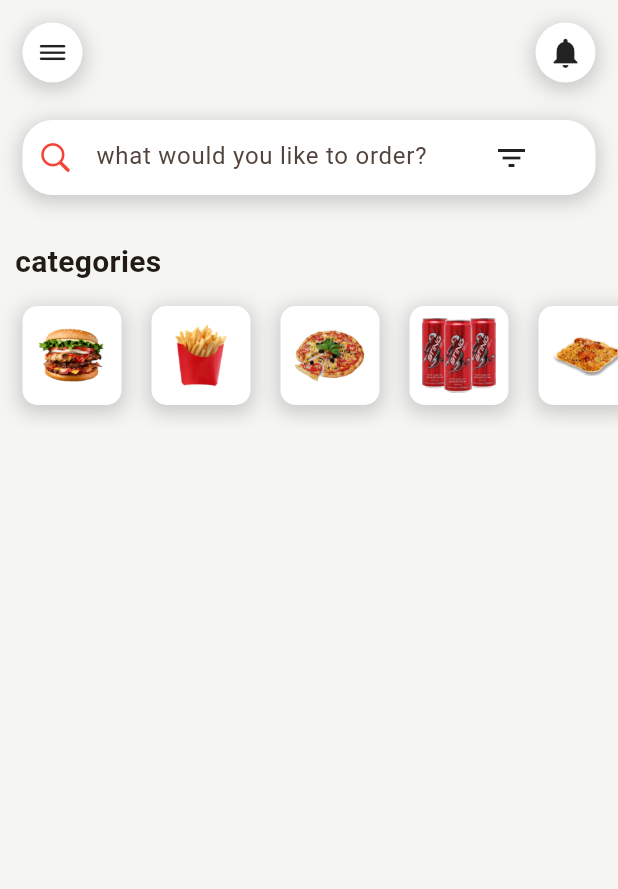
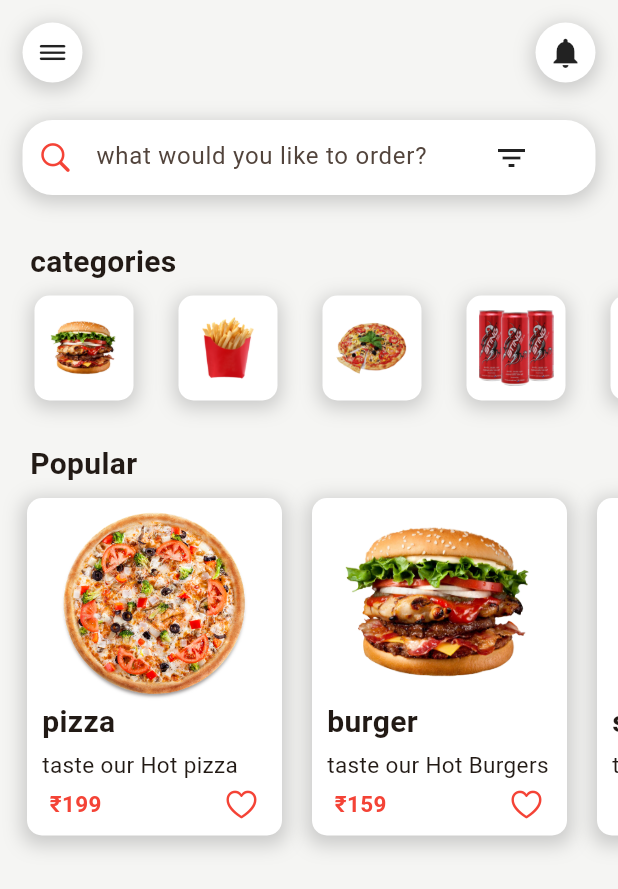
Before and after one commit to SadhakKumar/zomato-clone, a Flutter app: the HomePage screen opened directly, on a phone screen of 412 x 824 dp. Shown: the top 889 px of the screen. Run offline on Flutter 3.47's test engine with Material 2 defaults, Android fonts, the phone set to English and light mode, and no system bars; our stand-ins replace cloud_firestore, firebase_auth, firebase_core; accounts and stored records are empty.

Commit message:
added popular slide in the homepage

```diff
--- /dev/null
+++ b/jsonfiles/popular.json
@@ -0,0 +1,38 @@
+[
+    {
+        "name": "pizza",
+        "image": "assets/images/Pizza (1).png",
+        "title": "taste our Hot pizza",
+        "price": "199"
+    },
+    {
+        "name": "burger",
+        "image": "assets/images/burger.png",
+        "title": "taste our Hot Burgers",
+        "price": "159"
+    },
+    {
+        "name": "snacks",
+        "image": "assets/images/Snacks.png",
+        "title": "taste our Snacks",
+        "price": "59"
+    },
+    {
+        "name": "pizza",
+        "image": "assets/images/pizza.png",
+        "title": "taste our Hot pizza",
+        "price": "399"
+    },
+    {
+        "name": "drinks",
+        "image": "assets/images/drink.png",
+        "title": "have our Drinks",
+        "price": "89"
+    },
+    {
+        "name": "biryani",
+        "image": "assets/images/biryani.png",
+        "title": "taste our Hot Biryani",
+        "price": "299"
+    }
+]
--- /dev/null
+++ b/lib/model/PopularModel.dart
@@ -0,0 +1,15 @@
+class PopularModel {
+  String? name;
+  String? image;
+  String? title;
+  String? price;
+
+  PopularModel({this.name, this.image, this.title, this.price});
+
+  PopularModel.fromJson(Map<String, dynamic> json) {
+    name = json['name'];
+    image = json['image'];
+    title = json['title'];
+    price = json['price'];
+  }
+}
--- a/lib/pages/HomePage.dart
+++ b/lib/pages/HomePage.dart
@@ -5,6 +5,8 @@ import 'package:flutter/services.dart';
 import 'package:zomato_clone/widgets/AppbarWidget.dart';
 import 'package:zomato_clone/widgets/CategoryWrapper.dart';
 import 'package:zomato_clone/widgets/SearchTab.dart';
+
+import '../widgets/PopularItems.dart';
 
 class HomePage extends StatefulWidget {
   const HomePage({super.key});
@@ -23,7 +25,7 @@ class _HomePageState extends State<HomePage> {
           AppBarWidget(),
           SearchTab(),
           Padding(
-            padding: EdgeInsets.only(top: 20, left: 10),
+            padding: EdgeInsets.only(top: 20, left: 20),
             child: Text(
               "categories",
               style: TextStyle(
@@ -33,6 +35,17 @@ class _HomePageState extends State<HomePage> {
             ),
           ),
           CategoryWrapper(),
+          Padding(
+            padding: EdgeInsets.only(top: 20, left: 20),
+            child: Text(
+              "Popular",
+              style: TextStyle(
+                fontWeight: FontWeight.bold,
+                fontSize: 20,
+              ),
+            ),
+          ),
+          PopularItems(),
         ],
       ),
     );
--- a/lib/widgets/CategoryWidget.dart
+++ b/lib/widgets/CategoryWidget.dart
@@ -1,9 +1,14 @@
+import 'dart:convert';
+
 import 'package:flutter/material.dart';
+import 'package:flutter/services.dart';
+
+import '../model/CategoriesModel.dart';
 
 class CategoryWidget extends StatelessWidget {
-  final String imagePath;
+  final CategoriesModel category;
 
-  CategoryWidget({required this.imagePath});
+  CategoryWidget({required this.category});
 
   @override
   Widget build(BuildContext context) {
@@ -24,11 +29,20 @@ class CategoryWidget extends StatelessWidget {
           ],
         ),
         child: Image.asset(
-          imagePath,
+          category.image!,
+          height: 50,
           width: 50,
-          height: 50,
         ),
       ),
     );
   }
 }
+
+Future<List<CategoriesModel>> fetchCategoriesFromJson() async {
+  final jsonString = await rootBundle.loadString('assets/categories.json');
+  final jsonList = json.decode(jsonString) as List;
+
+  return jsonList.map((jsonCategory) {
+    return CategoriesModel.fromJson(jsonCategory);
+  }).toList();
+}
--- a/lib/widgets/CategoryWrapper.dart
+++ b/lib/widgets/CategoryWrapper.dart
@@ -1,28 +1,52 @@
+import 'dart:convert';
 import 'package:flutter/material.dart';
 import 'package:zomato_clone/model/CategoriesModel.dart';
 import 'CategoryWidget.dart';
+import 'package:flutter/services.dart';
 
 class CategoryWrapper extends StatelessWidget {
-  final List<CategoriesModel> categories = [
-    CategoriesModel(name: "burger", image: "assets/images/burger.png"),
-    CategoriesModel(name: "snacks", image: "assets/images/Snacks.png"),
-    CategoriesModel(name: "pizza", image: "assets/images/pizza.png"),
-    CategoriesModel(name: "drinks", image: "assets/images/drink.png"),
-    CategoriesModel(name: "biryani", image: "assets/images/biryani.png"),
-  ];
-
   @override
   Widget build(BuildContext context) {
-    return SingleChildScrollView(
-      scrollDirection: Axis.horizontal,
-      child: Padding(
-        padding: EdgeInsets.symmetric(vertical: 15, horizontal: 5),
-        child: Row(
-          children: categories.map((category) {
-            return CategoryWidget(imagePath: category.image!);
-          }).toList(),
+    return Padding(
+      padding: const EdgeInsets.all(8.0),
+      child: Container(
+        height: 70, // Define a suitable height
+        child: FutureBuilder<List<CategoriesModel>>(
+          future: fetchCategoriesFromJson(),
+          builder: (context, snapshot) {
+            if (snapshot.connectionState == ConnectionState.waiting) {
+              return CircularProgressIndicator();
+            } else if (snapshot.hasError) {
+              return Text('Error: ${snapshot.error}');
+            } else if (!snapshot.hasData || snapshot.data!.isEmpty) {
+              return Text('No data available');
+            } else {
+              final categories = snapshot.data!;
+
+              return ListView.builder(
+                scrollDirection: Axis.horizontal,
+                clipBehavior: Clip.none,
+                itemCount: categories.length,
+                itemBuilder: (context, index) {
+                  return Padding(
+                    padding: EdgeInsets.symmetric(horizontal: 5),
+                    child: CategoryWidget(category: categories[index]),
+                  );
+                },
+              );
+            }
+          },
         ),
       ),
     );
   }
 }
+
+Future<List<CategoriesModel>> fetchCategoriesFromJson() async {
+  final jsonString = await rootBundle.loadString('jsonfiles/category.json');
+  final jsonList = json.decode(jsonString) as List;
+
+  return jsonList.map((jsonCategory) {
+    return CategoriesModel.fromJson(jsonCategory);
+  }).toList();
+}
--- /dev/null
+++ b/lib/widgets/PopularItems.dart
@@ -0,0 +1,122 @@
+import 'dart:convert';
+
+import 'package:flutter/cupertino.dart';
+import 'package:flutter/material.dart';
+import 'package:flutter/services.dart';
+
+import '../model/PopularModel.dart';
+
+class PopularItems extends StatelessWidget {
+  const PopularItems({super.key});
+
+  @override
+  Widget build(BuildContext context) {
+    return Padding(
+      padding: const EdgeInsets.all(8.0),
+      child: Container(
+        height: 225, // Define a suitable height
+        child: FutureBuilder<List<PopularModel>>(
+          future: fetchPopularFromJson(),
+          builder: (context, snapshot) {
+            if (snapshot.connectionState == ConnectionState.waiting) {
+              return CircularProgressIndicator();
+            } else if (snapshot.hasError) {
+              return Text('Error: ${snapshot.error}');
+            } else if (!snapshot.hasData || snapshot.data!.isEmpty) {
+              return Text('No data available');
+            } else {
+              final popular = snapshot.data!;
+
+              return ListView.builder(
+                scrollDirection: Axis.horizontal,
+                clipBehavior: Clip.none,
+                itemCount: popular.length,
+                itemBuilder: (context, index) {
+                  return Padding(
+                    padding: EdgeInsets.symmetric(horizontal: 10),
+                    child: Container(
+                      height: 225,
+                      width: 170,
+                      decoration: BoxDecoration(
+                          color: Colors.white,
+                          borderRadius: BorderRadius.circular(10),
+                          boxShadow: [
+                            BoxShadow(
+                              color: Colors.grey.withOpacity(0.5),
+                              spreadRadius: 3,
+                              blurRadius: 10,
+                              offset: Offset(0, 3),
+                            ),
+                          ]),
+                      child: Padding(
+                        padding: const EdgeInsets.symmetric(
+                            horizontal: 10, vertical: 5),
+                        child: Column(
+                          crossAxisAlignment: CrossAxisAlignment.start,
+                          children: [
+                            Container(
+                              child: Image.asset(popular[index].image!),
+                              height: 130,
+                              width: 150,
+                            ),
+                            Text(
+                              popular[index].name!,
+                              style: TextStyle(
+                                  fontSize: 20, fontWeight: FontWeight.bold),
+                            ),
+                            SizedBox(
+                              height: 3,
+                            ),
+                            Text(
+                              popular[index].title!,
+                              style: TextStyle(
+                                fontSize: 15,
+                              ),
+                            ),
+                            SizedBox(
+                              height: 4,
+                            ),
+                            Padding(
+                              padding:
+                                  const EdgeInsets.symmetric(horizontal: 5),
+                              child: Row(
+                                mainAxisAlignment:
+                                    MainAxisAlignment.spaceBetween,
+                                children: [
+                                  Text(
+                                    "₹${popular[index].price!}",
+                                    style: TextStyle(
+                                        fontSize: 15,
+                                        color: Colors.red,
+                                        fontWeight: FontWeight.bold),
+                                  ),
+                                  Icon(
+                                    CupertinoIcons.heart,
+                                    color: Colors.red,
+                                  )
+                                ],
+                              ),
+                            )
+                          ],
+                        ),
+                      ),
+                    ),
+                  );
+                },
+              );
+            }
+          },
+        ),
+      ),
+    );
+  }
+}
+
+Future<List<PopularModel>> fetchPopularFromJson() async {
+  final jsonString = await rootBundle.loadString('jsonfiles/popular.json');
+  final jsonList = json.decode(jsonString) as List;
+
+  return jsonList.map((jsonCategory) {
+    return PopularModel.fromJson(jsonCategory);
+  }).toList();
+}
```
